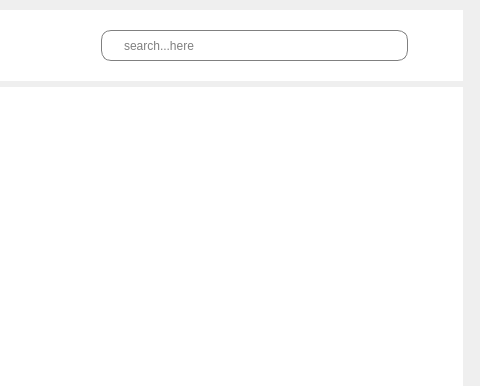
KasperJack/School-Management-System, file School_System/ui/indexSU.ui: the form before one commit; both pictures show x 687 to 1167 and y 0 to 386 of the 1167 by 855 pixel window.
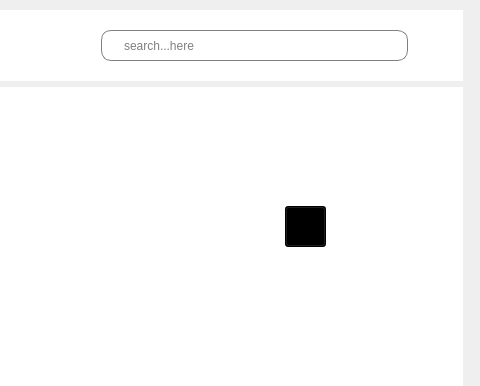
The form after the commit. The open tabs and pages were chosen to show the change. Icons and pictures are not drawn.

What changed in the file:
```diff
--- a/School_System/ui/indexSU.ui
+++ b/School_System/ui/indexSU.ui
@@ -1173,6 +1173,32 @@
              <string>students</string>
             </property>
            </widget>
+           <widget class="QToolButton" name="add_student_button">
+            <property name="geometry">
+             <rect>
+              <x>710</x>
+              <y>110</y>
+              <width>41</width>
+              <height>41</height>
+             </rect>
+            </property>
+            <property name="styleSheet">
+             <string notr="true">background-color: rgb(0, 0, 0);</string>
+            </property>
+            <property name="text">
+             <string>...</string>
+            </property>
+            <property name="icon">
+             <iconset resource="../resources/rec.qrc">
+              <normaloff>:/icons/icons/add student.png</normaloff>:/icons/icons/add student.png</iconset>
+            </property>
+            <property name="iconSize">
+             <size>
+              <width>50</width>
+              <height>30</height>
+             </size>
+            </property>
+           </widget>
           </widget>
           <widget class="QWidget" name="teachers">
            <widget class="QLabel" name="label_9">
```
Left out of the diff: 2 changed lines with no effect on the pictures.
